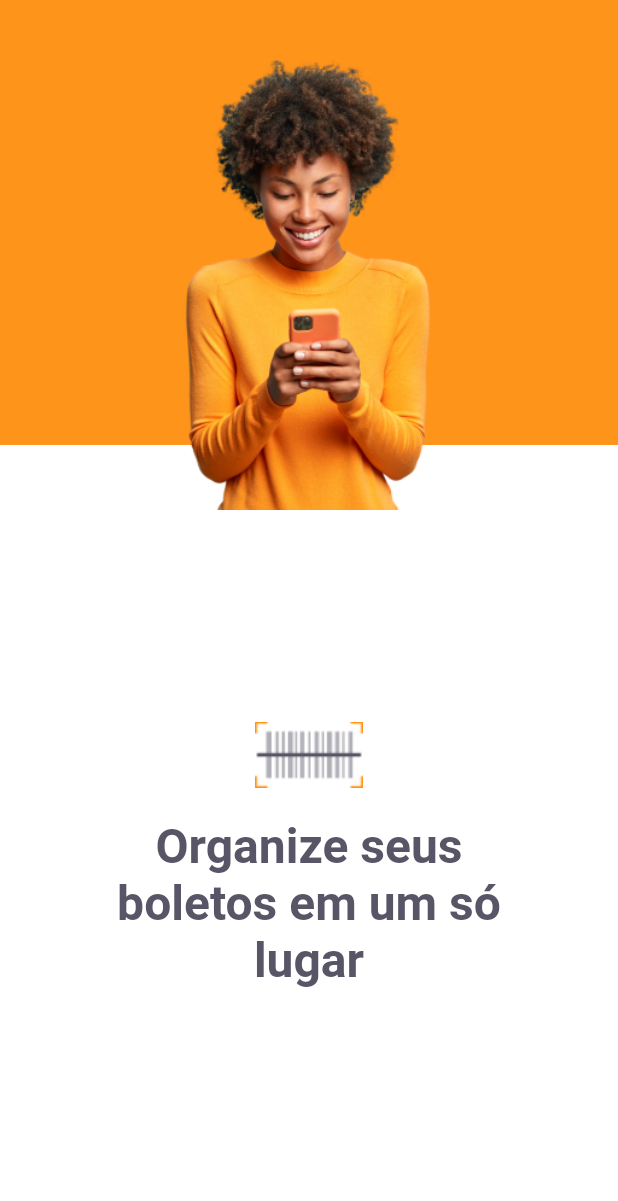
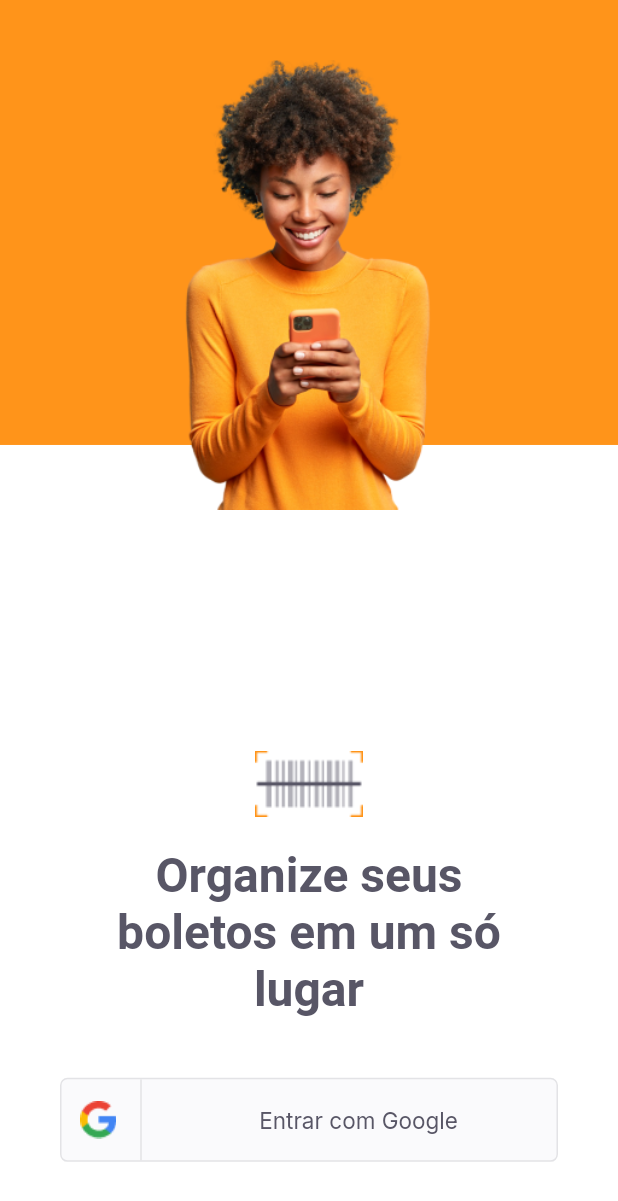
Before and after one commit to JuniorRodrigues/flutter-nlw6-together, a Flutter app: the screen it shows after launch, on a phone screen of 412 x 824 dp. Shown: the top 1201 px of the screen. Run offline on Flutter 3.47's test engine with Material 2 defaults, Android fonts, the phone set to English and light mode, and no system bars; our stand-ins replace google_fonts.

Commit message:
login screen

```diff
--- a/payflow/lib/main.dart
+++ b/payflow/lib/main.dart
@@ -1,6 +1,6 @@
 import 'package:flutter/material.dart';
 import 'package:payflow/modules/login/login_page.dart';
-import 'package:payflow/modules/splash/splash_page.dart';
+// import 'package:payflow/modules/splash/splash_page.dart';
 import 'package:payflow/shared/themes/app_colors.dart';
 
 void main() {
--- a/payflow/lib/modules/login/login_page.dart
+++ b/payflow/lib/modules/login/login_page.dart
@@ -2,6 +2,7 @@ import 'package:flutter/material.dart';
 import 'package:payflow/shared/themes/app_colors.dart';
 import 'package:payflow/shared/themes/app_images.dart';
 import 'package:payflow/shared/themes/app_text_styles.dart';
+import 'package:payflow/shared/widgets/social_login/social_login_button.dart';
 
 class LoginPage extends StatefulWidget {
     LoginPage({ Key? key }) : super(key: key);
@@ -36,7 +37,7 @@ class _LoginPageState extends State<LoginPage> {
                         )
                     ),
                     Positioned(
-                        bottom: size.height * 0.20,
+                        bottom: size.height * 0.06,
                         left: 0,
                         right: 0,
                         child: Column(
@@ -51,6 +52,12 @@ class _LoginPageState extends State<LoginPage> {
                                         textAlign: TextAlign.center,
                                         style: TextStyles.titleHome
                                     ),
+                                ),
+                                Padding(
+                                    padding: const EdgeInsets.only(top: 40, left: 40, right: 40),
+                                    child: SocialLoginButton(onTap: () {
+                                        print('clicou');
+                                    }),
                                 )
                             ]
                         ),
--- /dev/null
+++ b/payflow/lib/shared/widgets/social_login/social_login_button.dart
@@ -0,0 +1,52 @@
+import 'package:flutter/material.dart';
+import 'package:payflow/shared/themes/app_colors.dart';
+import 'package:payflow/shared/themes/app_images.dart';
+import 'package:payflow/shared/themes/app_text_styles.dart';
+
+class SocialLoginButton extends StatelessWidget {
+    final VoidCallback onTap;
+    const SocialLoginButton({ Key? key, required this.onTap }) : super(key: key);
+
+    @override
+    Widget build(BuildContext context) {
+        return InkWell(
+            onTap: onTap,
+            child: Container(
+                height: 56,
+                decoration: BoxDecoration(
+                    color: AppColors.shape,
+                    borderRadius: BorderRadius.circular(5),
+                    border: Border.fromBorderSide(BorderSide(color: AppColors.stroke))
+                ),
+                child: Row(
+                    children: [
+                        Expanded(
+                            flex: 1,
+                            child: Row(
+                                mainAxisAlignment: MainAxisAlignment.center,
+                                children: [
+                                    Image.asset(AppImages.google),
+                                    SizedBox(width: 16),
+                                    Container(
+                                        height: 56,
+                                        width: 1,
+                                        color: AppColors.stroke
+                                    )
+                                ],
+                            )
+                        ),
+                        Expanded(
+                            flex: 4,
+                            child: Row(
+                                mainAxisAlignment: MainAxisAlignment.center,
+                                children: [
+                                    Text('Entrar com Google', style: TextStyles.buttonGray),
+                                ],
+                            ),
+                        ),
+                    ],
+                )
+            ),
+        );
+    }
+}
```
Also changed, not shown: 1 other file. Lines whose indentation alone changed are shown as unchanged.
